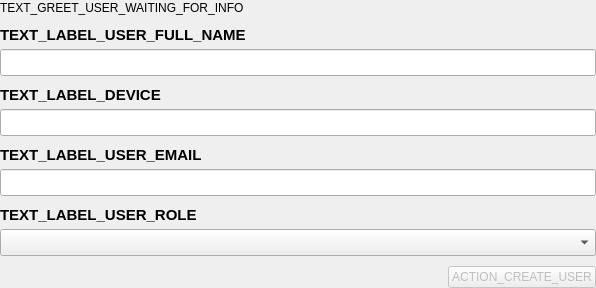
Old version of the form parsec/core/gui/forms/greet_user_check_info_widget.ui in the repository Scille/parsec-cloud.
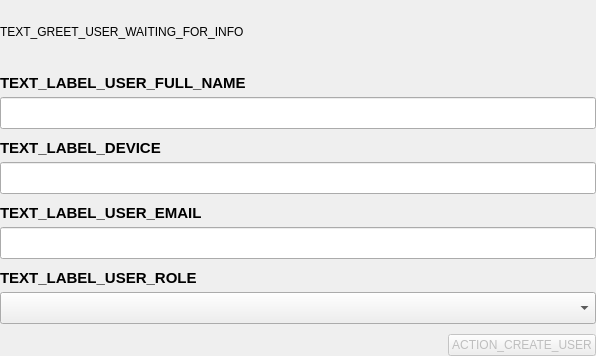
New version of the form.

```diff
--- a/parsec/core/gui/forms/greet_user_check_info_widget.ui
+++ b/parsec/core/gui/forms/greet_user_check_info_widget.ui
@@ -7,7 +7,7 @@
     <x>0</x>
     <y>0</y>
     <width>596</width>
-    <height>288</height>
+    <height>356</height>
    </rect>
   </property>
   <property name="windowTitle">
@@ -84,7 +84,7 @@
           <property name="minimumSize">
            <size>
             <width>0</width>
-            <height>0</height>
+            <height>32</height>
            </size>
           </property>
           <property name="font">
@@ -126,7 +126,7 @@
           <property name="minimumSize">
            <size>
             <width>0</width>
-            <height>0</height>
+            <height>32</height>
            </size>
           </property>
           <property name="font">
@@ -171,7 +171,7 @@
           <property name="minimumSize">
            <size>
             <width>0</width>
-            <height>0</height>
+            <height>32</height>
            </size>
           </property>
           <property name="font">
@@ -210,6 +210,12 @@
         </item>
         <item>
          <widget class="QComboBox" name="combo_profile">
+          <property name="minimumSize">
+           <size>
+            <width>0</width>
+            <height>32</height>
+           </size>
+          </property>
           <property name="font">
            <font>
             <pointsize>12</pointsize>
```
